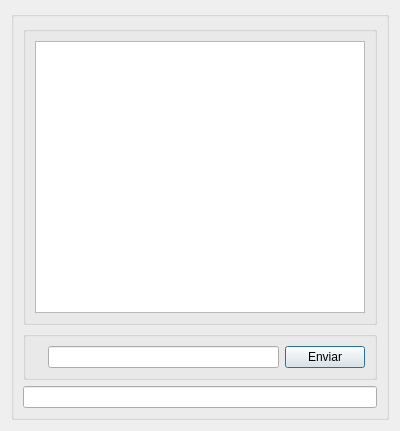
Qt form ventanas de prueba/ChatChat.ui (Lomeli89/FoxyBotApp1.0) before a commit.
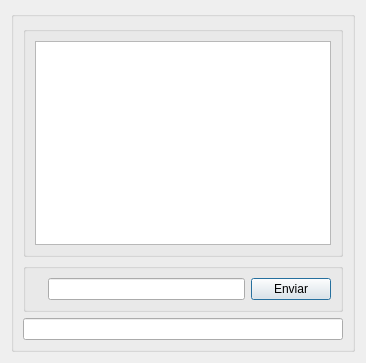
The same form after that commit. Icons and pictures are not drawn.

Commit message: chat beta agregado a una ventana

Patch:
```diff
--- a/ventanas de prueba/ChatChat.ui
+++ b/ventanas de prueba/ChatChat.ui
@@ -6,8 +6,8 @@
    <rect>
     <x>0</x>
     <y>0</y>
-    <width>400</width>
-    <height>431</height>
+    <width>366</width>
+    <height>363</height>
    </rect>
   </property>
   <property name="windowTitle">
```
The commit also changes 4 other files.
